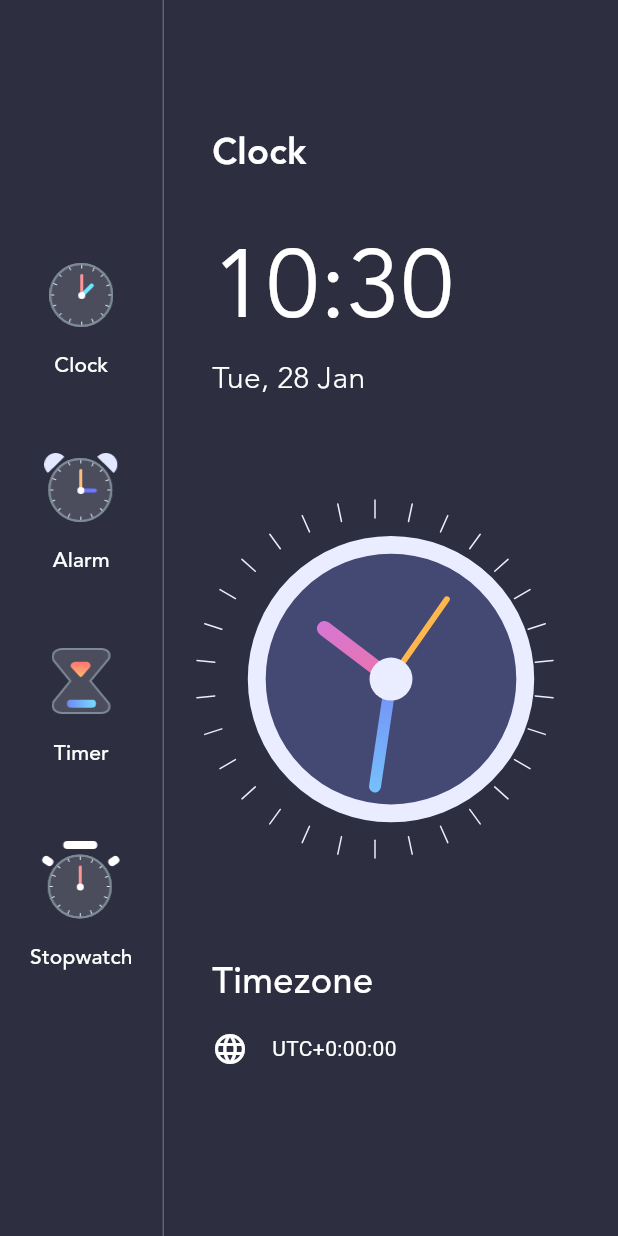
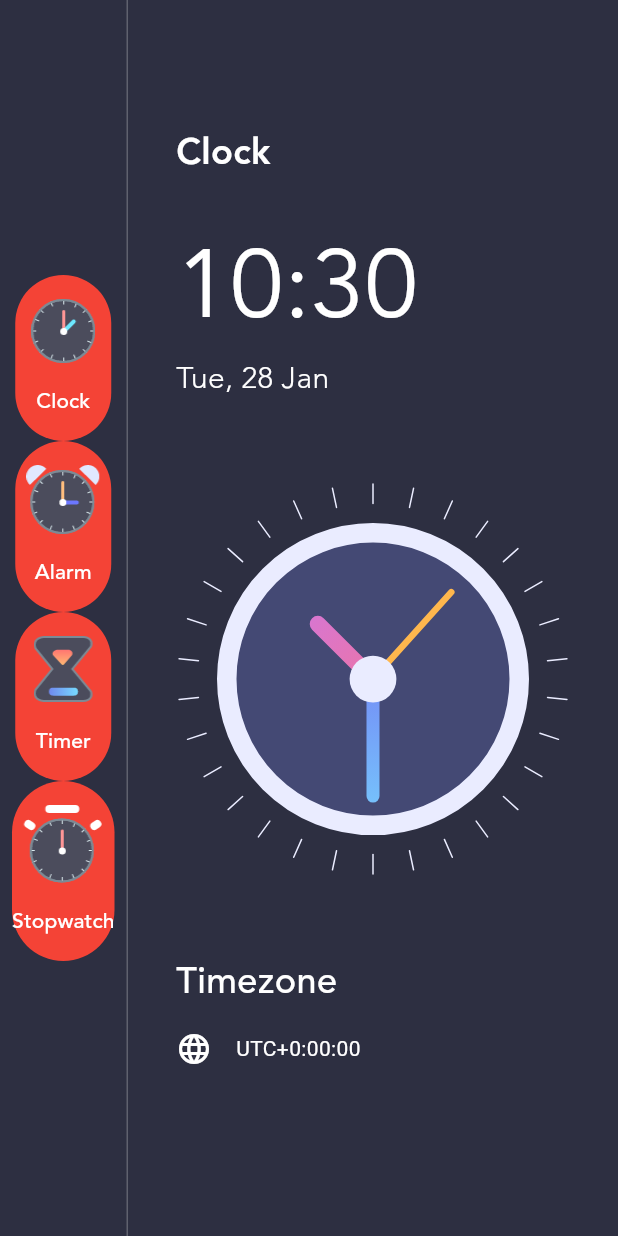
Before and after one commit to parth-darji/clock_cp_app, a Flutter app: the screen it shows after launch, on a phone screen of 412 x 824 dp. Run offline on Flutter 3.47's test engine with Material 3 defaults, Android fonts, the phone set to English and light mode, and no system bars.

Commit message:
reorganize the code

```diff
--- a/lib/app.dart
+++ b/lib/app.dart
@@ -1,5 +1,5 @@
 import 'package:flutter/material.dart';
-import 'home_page.dart';
+import 'views/home_page.dart';
 
 class ClockApp extends StatelessWidget {
   const ClockApp({super.key});
--- a/lib/home_page.dart
+++ b/lib/views/home_page.dart
@@ -1,4 +1,4 @@
-import 'package:clock_cp_app/clock_view.dart';
+import 'package:clock_cp_app/views/clock_view.dart';
 import 'package:flutter/material.dart';
 import 'package:intl/intl.dart';
 
@@ -154,11 +154,13 @@ class HomePage extends StatelessWidget {
     required String title,
     required String image,
   }) {
-    return Padding(
+    return TextButton(
+      style: TextButton.styleFrom(
+        backgroundColor: Colors.red,
         padding: const EdgeInsets.symmetric(
           vertical: 16,
         ),
-      child: TextButton(
+      ),
       onPressed: () {},
       child: Column(
         children: [
@@ -177,7 +179,6 @@ class HomePage extends StatelessWidget {
           ),
         ],
       ),
-      ),
     );
   }
 }
```
Also changed, not shown: lib/views/clock_view.dart (renamed from lib/clock_view.dart). Lines whose indentation alone changed are shown as unchanged.
